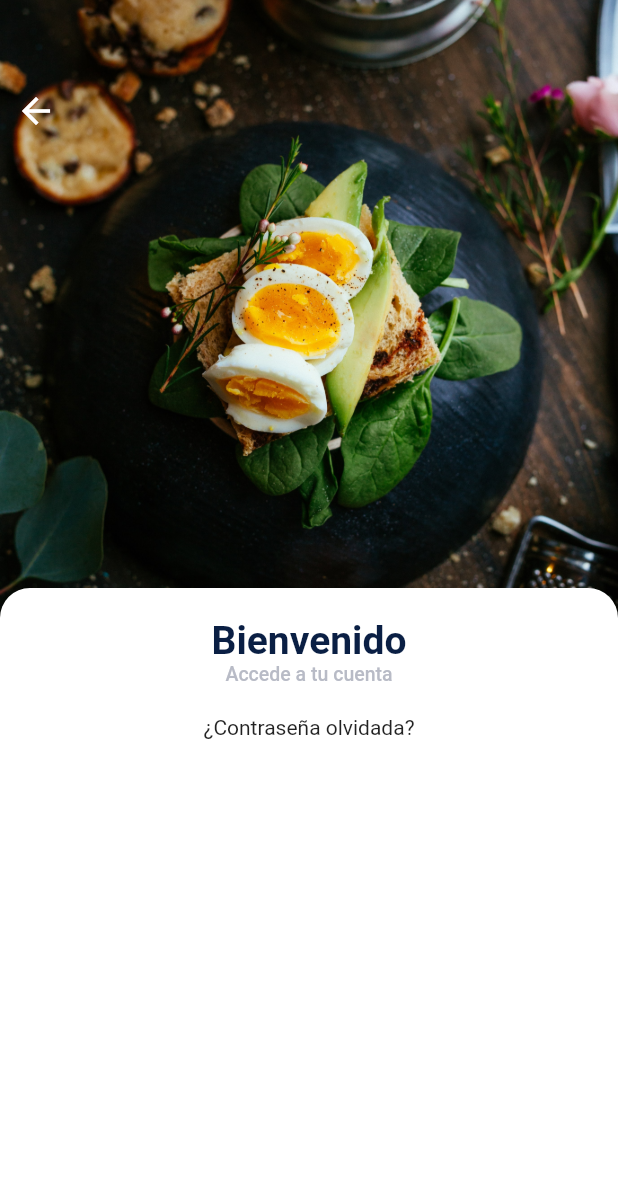
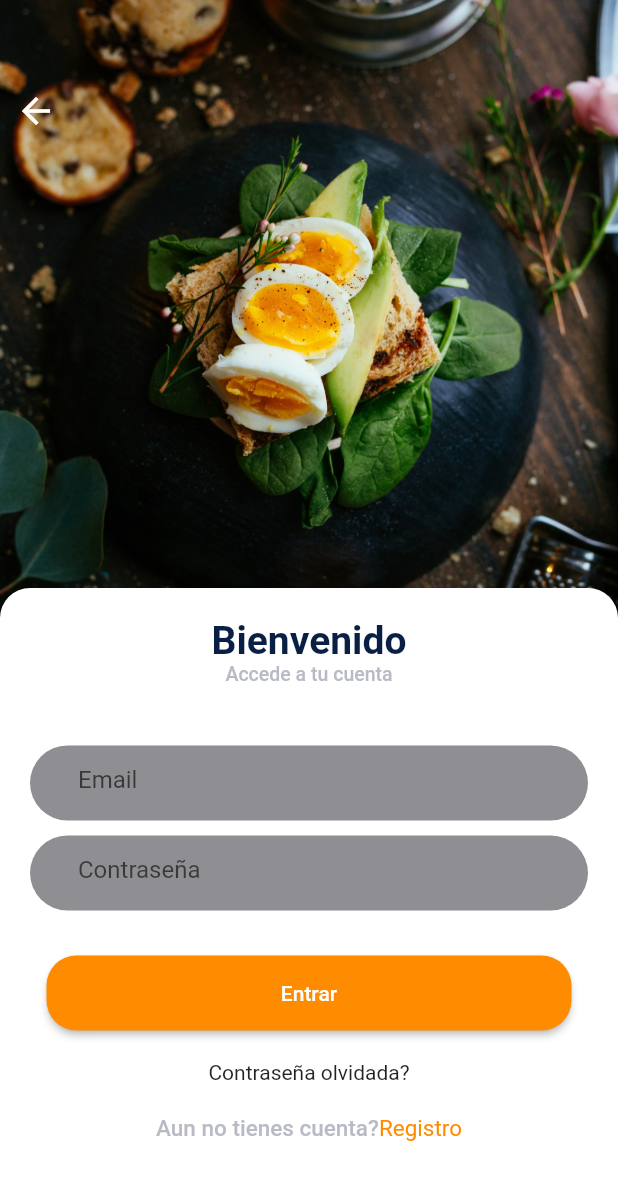
Before and after one commit to firthunsPHP/delibery_app_flutter, a Flutter app: the screen it shows after launch, after a tap on "Entrar", on a phone screen of 412 x 824 dp. Shown: the top 1180 px of the screen. Run offline on Flutter 3.47's test engine with Material 2 defaults, Android fonts, the light colour scheme and no system bars; our stand-ins replace form_validator, shared_preferences; network calls fail.

Commit message:
Primera parte acabada!!!!, Sessión clase dia 05/02/2022

```diff
--- /dev/null
+++ b/lib/Providers/user_provider.dart
@@ -0,0 +1,14 @@
+import 'package:delibery_app/models/user.dart';
+
+import 'package:flutter/material.dart';
+
+class UserProvider extends ChangeNotifier {
+  User _user = User();
+
+  User get user => _user;
+
+  void setUser(User user) {
+    _user = user;
+    notifyListeners();
+  }
+}
--- a/lib/config/api/api_url.dart
+++ b/lib/config/api/api_url.dart
@@ -2,9 +2,10 @@
 
 
 class Api{
-  static const baseUrl = 'http://127.0.0.1:8000/api';
+      static const baseUrl = 'http://127.0.0.1:8000/api';
 
-  static const login = baseUrl + '/login_check';
+      static const login = baseUrl + '/login_check';
 
-
+    static const register= baseUrl + '/user/create';
+      static const clienteCreate = baseUrl + '/cliente/create';
 }
--- a/lib/config/preferences/shared_preferences.dart
+++ b/lib/config/preferences/shared_preferences.dart
@@ -1,6 +1,5 @@
 
-
-import 'package:delibery_app/Models/user.dart';
+import 'package:delibery_app/models/user.dart';
 import 'package:shared_preferences/shared_preferences.dart';
 
 class UserPreferences{
@@ -8,7 +7,7 @@ class UserPreferences{
 
     final SharedPreferences prefs = await SharedPreferences.getInstance();
     prefs.setString('token', user.token!);
-    prefs.setInt('user_id', user.id!);
+    prefs.setInt('id_user', user.id!);
 
     return true;
   }
--- a/lib/main.dart
+++ b/lib/main.dart
@@ -1,6 +1,10 @@
 
+import 'package:delibery_app/pages/login_page/provider/login_provider.dart';
+import 'package:delibery_app/pages/register_page/provider/register_provider.dart';
 import 'package:flutter/material.dart';
+import 'package:provider/provider.dart';
 
+import 'Providers/user_provider.dart';
 import 'config/routes/routes.dart';
 
 void main() {
@@ -13,7 +17,13 @@ class MyApp extends StatelessWidget {
   // This widget is the root of your application.
   @override
   Widget build(BuildContext context) {
-    return MaterialApp(
+    return MultiProvider(
+      providers: [
+        ChangeNotifierProvider(create: (_) => LoginProvider()),
+        ChangeNotifierProvider(create: (_) => UserProvider()),
+        ChangeNotifierProvider(create: (_) => RegisterProvider())
+      ],
+      child: MaterialApp(
         debugShowCheckedModeBanner: false,
         routes: routes,
         initialRoute: 'welcome',
@@ -26,6 +36,7 @@ class MyApp extends StatelessWidget {
             scaffoldBackgroundColor: Colors.white,
             appBarTheme:
             AppBarTheme(iconTheme: IconThemeData(color: Colors.black))),
+      ),
     );
   }
 }
--- a/lib/models/user.dart
+++ b/lib/models/user.dart
@@ -1,36 +1,41 @@
 import 'dart:convert';
 
-
-class User{
+class User {
   int? id;
+  int? cliente;
   String? email;
   List<dynamic>? roles;
   String? password;
   String? token;
 
-
-  User({this.id, this.email, this.roles, this.password, this.token});
+  User({this.id, this.email, this.roles, this.password, this.token, this.cliente});
 
   factory User.fromMap(Map<String, dynamic> data) => User(
       id: data['id'] as int?,
+      cliente: data['cliente'] as int?,
       email: data['email'] as String?,
       roles: data['roles'] as List<dynamic>?,
       password: data['password'] as String?,
-    token: data['token'] as String?
+      token: data['token'] as String?);
 
-  );
   Map<String, dynamic> toMap() => {
     'id': id,
+    'cliente': cliente,
     'email': email,
     'roles': roles,
     'password': password,
-    'token': token,
+    'token': token
   };
 
- factory User.fromJson(String data){
+  /// `dart:convert`
+  ///
+  /// Parses the string and returns the resulting Json object as [User].
+  factory User.fromJson(String data) {
     return User.fromMap(json.decode(data) as Map<String, dynamic>);
   }
 
+  /// `dart:convert`
+  ///
+  /// Converts [User] to a JSON string.
   String toJson() => json.encode(toMap());
-
 }
--- a/lib/pages/login_page/login_page.dart
+++ b/lib/pages/login_page/login_page.dart
@@ -1,7 +1,13 @@
+import 'package:delibery_app/Widgets/backButton.dart';
+import 'package:delibery_app/Widgets/loader.dart';
+import 'package:delibery_app/Widgets/snackbar.dart';
 import 'package:delibery_app/config/colors/colors.dart';
-import 'package:delibery_app/Widgets/backButton.dart';
+import 'package:delibery_app/pages/login_page/provider/login_provider.dart';
+
 import 'package:flutter/material.dart';
 import 'package:flutter/services.dart';
+import 'package:form_validator/form_validator.dart';
+import 'package:provider/provider.dart';
 
 class LoginPage extends StatefulWidget {
   const LoginPage({Key? key}) : super(key: key);
@@ -11,21 +17,18 @@ class LoginPage extends StatefulWidget {
 }
 
 class _LoginPageState extends State<LoginPage> {
-
   GlobalKey<FormState> keyForm = GlobalKey<FormState>();
   TextEditingController emailCtrl = TextEditingController();
   TextEditingController passCtrl = TextEditingController();
 
   @override
   Widget build(BuildContext context) {
-
     var ancho = MediaQuery.of(context).size.width;
     var alto = MediaQuery.of(context).size.height;
 
     SystemChrome.setSystemUIOverlayStyle(SystemUiOverlayStyle.light.copyWith(
         statusBarColor: Colors.transparent,
-      statusBarIconBrightness: Brightness.light
-    ));
+        statusBarIconBrightness: Brightness.light));
     return Scaffold(
       body: Container(
         child: SingleChildScrollView(
@@ -38,72 +41,165 @@ class _LoginPageState extends State<LoginPage> {
                       width: double.infinity,
                       height: alto * 0.5,
                       fit: BoxFit.cover,
-                    image: AssetImage('assets/images/login-fondo.jpeg')  ),
+                      image: AssetImage('assets/images/login-fondo.jpeg')),
                   Container(
                     child: backButton(Colors.white, context),
-                    margin: EdgeInsets.only(top:50.0),
+                    margin: EdgeInsets.only(top: 50.0),
                   )
                 ],
               ),
               Transform.translate(
-                offset: Offset(0.0 , -20.0),
+                  offset: Offset(0.0, -20),
                   child: Container(
-                  width: double.infinity  ,
+                    width: double.infinity,
                     height: alto * 0.5,
                     decoration: BoxDecoration(
                         color: Colors.white,
-                      borderRadius: BorderRadius.circular(20.0) ),
+                        borderRadius: BorderRadius.circular(20.0)),
                     child: Padding(
                       padding: EdgeInsets.all(20.0),
                       child: Column(
                         children: [
-                        Text('Bienvenido',
+                          Text(
+                            'Bienvenido',
                             style: TextStyle(
                                 color: Theme.of(context).primaryColor,
                                 fontWeight: FontWeight.bold,
-                              fontSize: 26.0       ),
+                                fontSize: 26.0),
                           ),
-                            Text('Accede a tu cuenta',
+                          Text(
+                            'Accede a tu cuenta',
                             style: TextStyle(
                                 color: gris,
                                 fontWeight: FontWeight.w500,
-                                  fontSize: 13.0
-                              )
+                                fontSize: 13.0),
                           ),
                           Form(
                               key: keyForm,
-                          child:  Column(
+                              child: Column(
                                 children: [
-                              // _emailinput(),
-                              // _passwordInput(),
-                              // _loginButton(),
+                                  _emailinput(),
+                                  _passwordinput(),
+                                  _loginButton(),
                                 ],
+                              )),
+                          Container(
+                            margin: EdgeInsets.only(top: 20.0),
+                            child: GestureDetector(
+                              onTap: () => {},
+                              child: Text('Contraseña olvidada?'),
                             ),
                           ),
                           Container(
-                          margin: EdgeInsets.only(top:20.0),
-                          child: GestureDetector(
-                            onTap: () =>{},
-                              child: Text('¿Contraseña olvidada?')
+                            margin: EdgeInsets.only(top: 20.0),
+                            child: Row(
+                              mainAxisAlignment: MainAxisAlignment.center,
+                              children: [
+                                Text(
+                                  'Aun no tienes cuenta?',
+                                  style: TextStyle(
+                                      color: gris,
+                                      fontWeight: FontWeight.w500,
+                                      fontSize: 15.0),
+                                ),
+                                GestureDetector(
+                                  onTap: ()=> Navigator.pushNamed(context,'register'),
+                                  child: Text('Registro',
+                                      style: TextStyle(
+                                        color: Theme.of(context).accentColor,
+                                        fontWeight: FontWeight.w400,
+                                        fontSize: 15.0,
+                                      )),
+                                )
+                              ],
                             ),
                           )
                         ],
                       ),
                     ),
-                ),
-
-              )
+                  ))
             ],
           ),
-
         ),
-      )
+      ),
     );
   }
 
-  _emailinput() {}
+  Widget _emailinput() {
+    return Container(
+      height: 50.0,
+      margin: EdgeInsets.only(top: 40.0),
+      padding: EdgeInsets.only(left: 20.0),
+      decoration: BoxDecoration(
+          color: Color.fromRGBO(142, 142, 147, 1.2),
+          borderRadius: BorderRadius.circular(30.0)),
+      child: TextFormField(
+        keyboardType: TextInputType.emailAddress,
+        controller: emailCtrl,
+        validator:
+        ValidationBuilder().email('Debe serun email validos').build(),
+        decoration: InputDecoration(
+            hintText: 'Email',
+            border: OutlineInputBorder(borderSide: BorderSide.none)),
+      ),
+    );
+  }
 
-  _passwordInput() {}
+  Widget _passwordinput() {
+    return Container(
+      height: 50.0,
+      margin: EdgeInsets.only(top: 10.0),
+      padding: EdgeInsets.only(left: 20.0),
+      decoration: BoxDecoration(
+          color: Color.fromRGBO(142, 142, 147, 1.2),
+          borderRadius: BorderRadius.circular(30.0)),
+      child: TextFormField(
+        obscureText: true,
+        controller: passCtrl,
+        validator:
+        ValidationBuilder().minLength(6, 'Minimo 6 caracteres').build(),
+        decoration: InputDecoration(
+            hintText: 'Contraseña',
+            border: OutlineInputBorder(borderSide: BorderSide.none)),
+      ),
+    );
+  }
 
-  _loginButton() {}
+  Widget _loginButton() {
+    return Container(
+      width: 350.0,
+      height: 50.0,
+      margin: EdgeInsets.only(top: 30.0),
+      child: ElevatedButton(
+        style: ElevatedButton.styleFrom(
+            primary: Theme.of(context).accentColor,
+            shape: RoundedRectangleBorder(
+                borderRadius: BorderRadius.circular(20.0))),
+        child: Text('Entrar'),
+        onPressed: () {
+          //Validar los inputs
+          var valid = keyForm.currentState?.validate();
+          if (valid == true) {
+            Map<String, dynamic> user = {
+              'username': emailCtrl.text,
+              'password': passCtrl.text
+            };
+            //TODO: Login
+            LoginProvider loginProvider =
+            Provider.of<LoginProvider>(context, listen: false);
+            final Future<String> text = loginProvider.login(user, context);
+            loginProvider.loginSt == LoginStatus.Authenticating
+                ? loading(context)
+                : Navigator.pop(context);
+            text.then((msg) {
+              if (loginProvider.loginSt == LoginStatus.NotLoggedIn) {
+                //Pintar un mensaje con el error en un snackBar
+                snackBar(context, msg);
               }
+            });
+          }
+        },
+      ),
+    );
+  }
+}
```
Also changed, not shown: lib/Widgets/input.dart (added, +22 -0 lines), lib/Widgets/loader.dart (added, +12 -0 lines), lib/Widgets/snackbar.dart (added, +14 -0 lines), lib/pages/login_page/provider/login_provider.dart (added, +54 -0 lines), lib/pages/register_page/provider/register_provider.dart (added, +64 -0 lines), lib/pages/register_page/register_page.dart (added, +137 -0 lines). Lines whose indentation alone changed are shown as unchanged.
